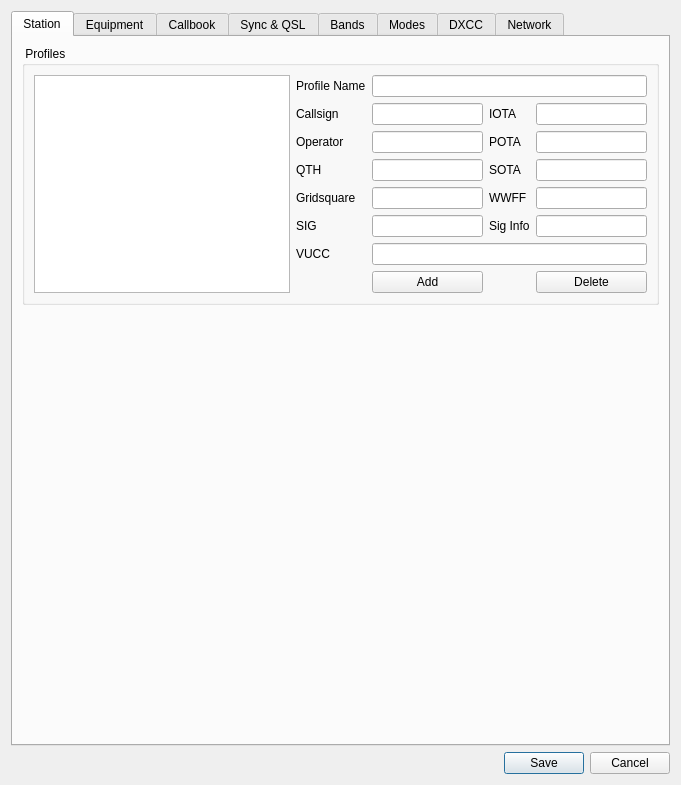
The window that ui/SettingsDialog.ui (k5mcd/QLog) describes before a commit, drawn with Qt 5.
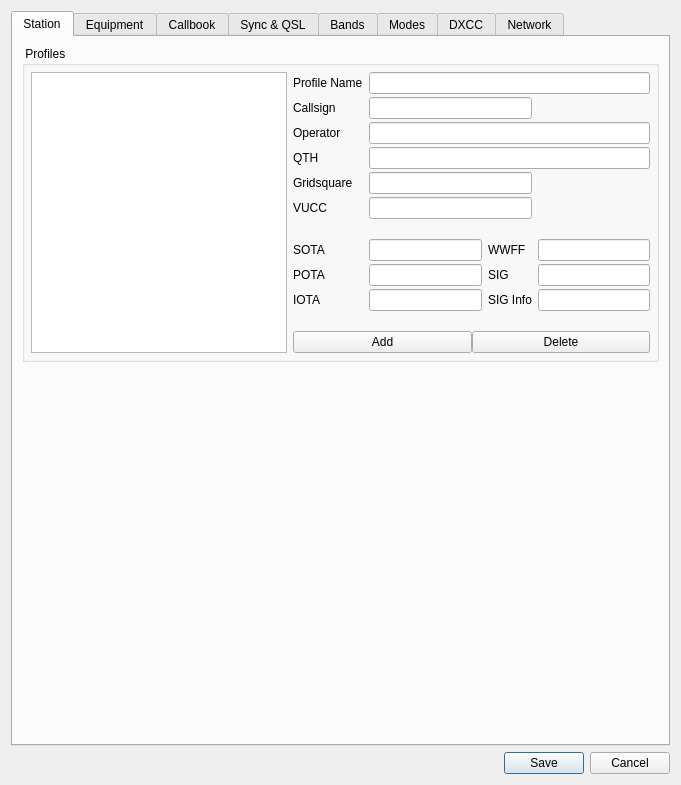
The same window after the commit. Icons and pictures are not drawn.

Commit message: Setting Dialog: Reorganized the Station Profile Tab

Diff of the .ui file:
```diff
--- a/ui/SettingsDialog.ui
+++ b/ui/SettingsDialog.ui
@@ -33,7 +33,97 @@
           <string> Profiles</string>
          </property>
          <layout class="QGridLayout" name="gridLayout_4">
-          <item row="5" column="4">
+          <property name="leftMargin">
+           <number>6</number>
+          </property>
+          <property name="topMargin">
+           <number>6</number>
+          </property>
+          <property name="rightMargin">
+           <number>6</number>
+          </property>
+          <property name="bottomMargin">
+           <number>6</number>
+          </property>
+          <property name="horizontalSpacing">
+           <number>6</number>
+          </property>
+          <property name="verticalSpacing">
+           <number>3</number>
+          </property>
+          <item row="7" column="4">
+           <widget class="QLineEdit" name="stationWWFFEdit">
+            <property name="toolTip">
+             <string>World Wide Flora &amp; Fauna (Optional parameter)</string>
+            </property>
+           </widget>
+          </item>
+          <item row="8" column="1">
+           <widget class="QLabel" name="stationPOTALabel">
+            <property name="text">
+             <string>POTA</string>
+            </property>
+           </widget>
+          </item>
+          <item row="8" column="3">
+           <widget class="QLabel" name="stationSIGLabel">
+            <property name="text">
+             <string>SIG</string>
+            </property>
+           </widget>
+          </item>
+          <item row="8" column="2">
+           <widget class="QLineEdit" name="stationPOTAEdit"/>
+          </item>
+          <item row="6" column="1">
+           <widget class="QLabel" name="label_2">
+            <property name="text">
+             <string/>
+            </property>
+           </widget>
+          </item>
+          <item row="10" column="1">
+           <widget class="QLabel" name="label_5">
+            <property name="text">
+             <string/>
+            </property>
+           </widget>
+          </item>
+          <item row="4" column="2" colspan="2">
+           <widget class="QLineEdit" name="stationLocatorEdit">
+            <property name="toolTip">
+             <string>Station Gridsquare (Mandatory parameter)</string>
+            </property>
+            <property name="text">
+             <string/>
+            </property>
+            <property name="maxLength">
+             <number>12</number>
+            </property>
+           </widget>
+          </item>
+          <item row="2" column="1">
+           <widget class="QLabel" name="stationOperatorLabel">
+            <property name="text">
+             <string>Operator</string>
+            </property>
+           </widget>
+          </item>
+          <item row="7" column="1">
+           <widget class="QLabel" name="stationSOTALabel">
+            <property name="text">
+             <string>SOTA</string>
+            </property>
+           </widget>
+          </item>
+          <item row="3" column="1">
+           <widget class="QLabel" name="stationQTHLabel">
+            <property name="text">
+             <string>QTH</string>
+            </property>
+           </widget>
+          </item>
+          <item row="9" column="4">
            <widget class="QLineEdit" name="stationSIGInfoEdit">
             <property name="toolTip">
              <string>SIG Information (Optional parameter)</string>
@@ -43,10 +133,17 @@
             </property>
            </widget>
           </item>
-          <item row="1" column="3">
-           <widget class="QLabel" name="stationIOTALabel">
+          <item row="7" column="3">
+           <widget class="QLabel" name="stationWWFFLabel">
             <property name="text">
-             <string>IOTA</string>
+             <string>WWFF</string>
+            </property>
+           </widget>
+          </item>
+          <item row="9" column="2">
+           <widget class="QLineEdit" name="stationIOTAEdit">
+            <property name="toolTip">
+             <string>IOTA  (Optional parameter)</string>
             </property>
            </widget>
           </item>
@@ -57,34 +154,13 @@
             </property>
            </widget>
           </item>
-          <item row="3" column="4">
+          <item row="7" column="2">
            <widget class="QLineEdit" name="stationSOTAEdit">
             <property name="toolTip">
              <string>SOTA (Optional parameter)</string>
             </property>
            </widget>
           </item>
-          <item row="0" column="1">
-           <widget class="QLabel" name="stationProfileNameLabel">
-            <property name="text">
-             <string>Profile Name</string>
-            </property>
-           </widget>
-          </item>
-          <item row="3" column="3">
-           <widget class="QLabel" name="stationSOTALabel">
-            <property name="text">
-             <string>SOTA</string>
-            </property>
-           </widget>
-          </item>
-          <item row="5" column="1">
-           <widget class="QLabel" name="stationSIGLabel">
-            <property name="text">
-             <string>SIG</string>
-            </property>
-           </widget>
-          </item>
           <item row="0" column="2" colspan="3">
            <widget class="QLineEdit" name="stationProfileNameEdit">
             <property name="toolTip">
@@ -92,21 +168,7 @@
             </property>
            </widget>
           </item>
-          <item row="7" column="4">
-           <widget class="QPushButton" name="stationDelProfileButton">
-            <property name="text">
-             <string>Delete</string>
-            </property>
-           </widget>
-          </item>
-          <item row="5" column="2">
-           <widget class="QLineEdit" name="stationSIGEdit">
-            <property name="toolTip">
-             <string>SIG (Optional parameter).</string>
-            </property>
-           </widget>
-          </item>
-          <item row="0" column="0" rowspan="8">
+          <item row="0" column="0" rowspan="12">
            <widget class="QListView" name="stationProfilesListView">
             <property name="focusPolicy">
              <enum>Qt::NoFocus</enum>
@@ -122,85 +184,42 @@
             </property>
            </widget>
           </item>
-          <item row="2" column="4">
-           <widget class="QLineEdit" name="stationPOTAEdit"/>
-          </item>
-          <item row="1" column="4">
-           <widget class="QLineEdit" name="stationIOTAEdit">
-            <property name="toolTip">
-             <string>IOTA  (Optional parameter)</string>
+          <item row="4" column="1">
+           <widget class="QLabel" name="stationLocatorLabel">
+            <property name="text">
+             <string>Gridsquare</string>
             </property>
            </widget>
           </item>
-          <item row="7" column="2">
-           <widget class="QPushButton" name="stationAddProfileButton">
+          <item row="9" column="1">
+           <widget class="QLabel" name="stationIOTALabel">
             <property name="text">
-             <string>Add</string>
+             <string>IOTA</string>
             </property>
            </widget>
           </item>
-          <item row="3" column="1">
-           <widget class="QLabel" name="stationQTHLabel">
+          <item row="0" column="1">
+           <widget class="QLabel" name="stationProfileNameLabel">
             <property name="text">
-             <string>QTH</string>
+             <string>Profile Name</string>
             </property>
            </widget>
           </item>
-          <item row="6" column="1">
+          <item row="5" column="1">
            <widget class="QLabel" name="stationVUCCLabel">
             <property name="text">
              <string>VUCC</string>
             </property>
            </widget>
           </item>
-          <item row="4" column="4">
-           <widget class="QLineEdit" name="stationWWFFEdit">
+          <item row="8" column="4">
+           <widget class="QLineEdit" name="stationSIGEdit">
             <property name="toolTip">
-             <string>World Wide Flora &amp; Fauna (Optional parameter)</string>
+             <string>SIG (Optional parameter).</string>
             </property>
            </widget>
           </item>
-          <item row="5" column="3">
-           <widget class="QLabel" name="stationSIGInfoLabel">
-            <property name="text">
-             <string>Sig Info</string>
-            </property>
-           </widget>
-          </item>
-          <item row="4" column="2">
-           <widget class="QLineEdit" name="stationLocatorEdit">
-            <property name="toolTip">
-             <string>Station Gridsquare (Mandatory parameter)</string>
-            </property>
-            <property name="text">
-             <string/>
-            </property>
-            <property name="maxLength">
-             <number>12</number>
-            </property>
-           </widget>
-          </item>
-          <item row="4" column="3">
-           <widget class="QLabel" name="stationWWFFLabel">
-            <property name="text">
-             <string>WWFF</string>
-            </property>
-           </widget>
-          </item>
-          <item row="1" column="2">
-           <widget class="QLineEdit" name="stationCallsignEdit">
-            <property name="toolTip">
-             <string>Callsign (Mandatory parameter)</string>
-            </property>
-            <property name="text">
-             <string/>
-            </property>
-            <property name="maxLength">
-             <number>25</number>
-            </property>
-           </widget>
-          </item>
-          <item row="6" column="2" colspan="3">
+          <item row="5" column="2" colspan="2">
            <widget class="QLineEdit" name="stationVUCCEdit">
             <property name="toolTip">
              <string>VUCC  Grids (Optional parameter). Ex. EN98,FM08,EM97,FM07</string>
@@ -210,38 +229,55 @@
             </property>
            </widget>
           </item>
-          <item row="2" column="1">
-           <widget class="QLabel" name="stationOperatorLabel">
+          <item row="9" column="3">
+           <widget class="QLabel" name="stationSIGInfoLabel">
             <property name="text">
-             <string>Operator</string>
+             <string>SIG Info</string>
             </property>
            </widget>
           </item>
-          <item row="4" column="1">
-           <widget class="QLabel" name="stationLocatorLabel">
-            <property name="text">
-             <string>Gridsquare</string>
-            </property>
-           </widget>
+          <item row="11" column="1" colspan="4">
+           <layout class="QHBoxLayout" name="horizontalLayout_12">
+            <item>
+             <widget class="QPushButton" name="stationAddProfileButton">
+              <property name="text">
+               <string>Add</string>
+              </property>
+             </widget>
+            </item>
+            <item>
+             <widget class="QPushButton" name="stationDelProfileButton">
+              <property name="text">
+               <string>Delete</string>
+              </property>
+             </widget>
+            </item>
+           </layout>
           </item>
-          <item row="2" column="2">
-           <widget class="QLineEdit" name="stationOperatorEdit">
-            <property name="toolTip">
-             <string>Operator name (Optional parameter)</string>
-            </property>
-           </widget>
-          </item>
-          <item row="3" column="2">
+          <item row="3" column="2" colspan="3">
            <widget class="QLineEdit" name="stationQTHEdit">
             <property name="toolTip">
              <string>QTH Name (Optional parameter)</string>
             </property>
            </widget>
           </item>
-          <item row="2" column="3">
-           <widget class="QLabel" name="stationPOTALabel">
+          <item row="2" column="2" colspan="3">
+           <widget class="QLineEdit" name="stationOperatorEdit">
+            <property name="toolTip">
+             <string>Operator name (Optional parameter)</string>
+            </property>
+           </widget>
+          </item>
+          <item row="1" column="2" colspan="2">
+           <widget class="QLineEdit" name="stationCallsignEdit">
+            <property name="toolTip">
+             <string>Callsign (Mandatory parameter)</string>
+            </property>
             <property name="text">
-             <string>POTA</string>
+             <string/>
+            </property>
+            <property name="maxLength">
+             <number>25</number>
             </property>
            </widget>
           </item>
```
Left out of the diff: 18 changed lines with no effect on the pictures.
